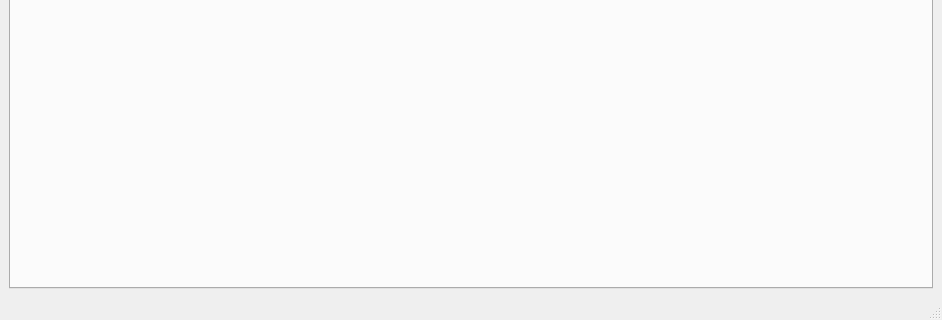
The window that resources/designer_ui/crystalgrowthtrackermain.ui (jonathanHuwP/CrystalGrowthTracker) describes before a commit, drawn with Qt 5; both pictures show x 0 to 942 and y 264 to 584 of the 942 by 584 pixel window.
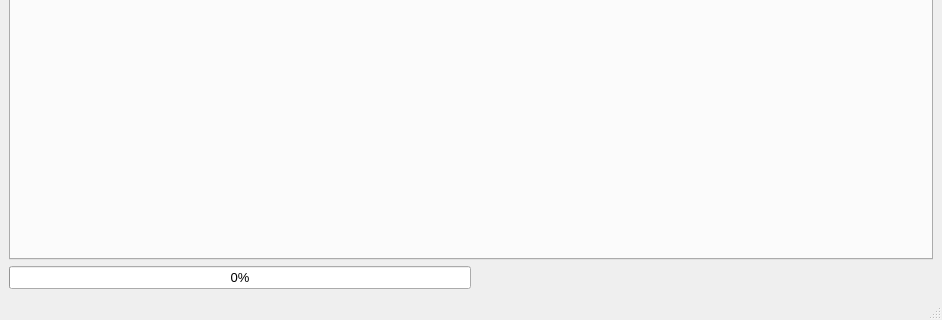
The same window after the commit. The open tabs and pages were chosen to show the change.

Commit message: put progress bar in main

Patch:
```diff
--- a/resources/designer_ui/crystalgrowthtrackermain.ui
+++ b/resources/designer_ui/crystalgrowthtrackermain.ui
@@ -53,6 +53,30 @@
       </widget>
      </widget>
     </item>
+    <item>
+     <layout class="QHBoxLayout" name="_progressLayout">
+      <item>
+       <widget class="QProgressBar" name="_progressBar">
+        <property name="value">
+         <number>0</number>
+        </property>
+       </widget>
+      </item>
+      <item>
+       <spacer name="horizontalSpacer">
+        <property name="orientation">
+         <enum>Qt::Horizontal</enum>
+        </property>
+        <property name="sizeHint" stdset="0">
+         <size>
+          <width>40</width>
+          <height>20</height>
+         </size>
+        </property>
+       </spacer>
+      </item>
+     </layout>
+    </item>
    </layout>
   </widget>
   <widget class="QMenuBar" name="menubar">
```
Left out of the diff: 2 changed lines with no effect on the pictures. The commit also changes 1 other file.
